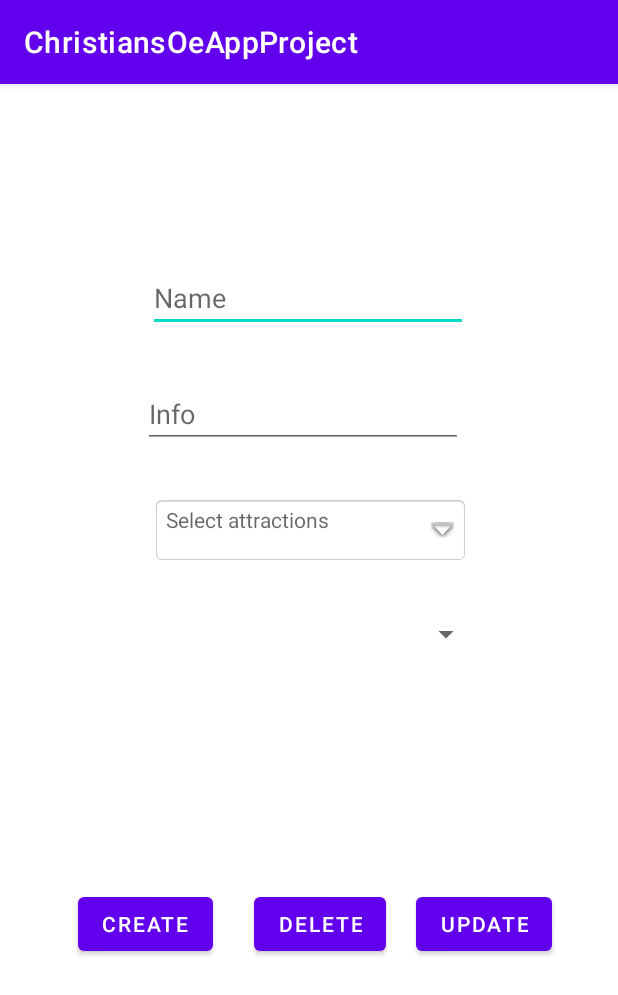
After one commit to maxmeldal/ChristiansOeAppProject, an Android app: the TripDetailActivity screen opened directly, with no data from a screen before it, on a phone screen of 412 x 824 dp. The commit adds this screen. Shown: the top 995 px of the screen. Run offline under Robolectric (Android 15) with nearby library versions, the phone set to English and light mode, and no system bars.

Commit message:
added stuff to trip

```diff
--- a/app/src/main/java/com/example/christiansoeappproject/model/Theme.java
+++ b/app/src/main/java/com/example/christiansoeappproject/model/Theme.java
@@ -3,5 +3,6 @@ package com.example.christiansoeappproject.model;
 public enum Theme {
     Nature,
     History,
-    War;
+    War,
+    None;
 }
--- a/app/src/main/java/com/example/christiansoeappproject/ui/admin/AdminActivity.java
+++ b/app/src/main/java/com/example/christiansoeappproject/ui/admin/AdminActivity.java
@@ -8,6 +8,7 @@ import android.view.View;
 
 import com.example.christiansoeappproject.R;
 import com.example.christiansoeappproject.ui.admin.attraction.AttractionsActivity;
+import com.example.christiansoeappproject.ui.admin.trip.TripsActivity;
 
 public class AdminActivity extends AppCompatActivity {
 
@@ -21,4 +22,9 @@ public class AdminActivity extends AppCompatActivity {
         Intent intent = new Intent(this, AttractionsActivity.class);
         startActivity(intent);
     }
+
+    public void tripsPressed(View view){
+        Intent intent = new Intent(this, TripsActivity.class);
+        startActivity(intent);
+    }
 }
--- /dev/null
+++ b/app/src/main/java/com/example/christiansoeappproject/ui/admin/trip/TripDetailActivity.java
@@ -0,0 +1,122 @@
+package com.example.christiansoeappproject.ui.admin.trip;
+
+import androidx.appcompat.app.AlertDialog;
+import androidx.appcompat.app.AppCompatActivity;
+
+import android.content.DialogInterface;
+import android.os.Bundle;
+import android.view.View;
+import android.widget.EditText;
+import android.widget.TextView;
+
+import com.example.christiansoeappproject.R;
+import com.example.christiansoeappproject.model.Attraction;
+import com.example.christiansoeappproject.model.Theme;
+import com.example.christiansoeappproject.model.Trip;
+import com.example.christiansoeappproject.service.AttractionService;
+import com.example.christiansoeappproject.ui.admin.attraction.AttractionAdapter;
+import com.example.christiansoeappproject.ui.admin.attraction.AttractionsActivity;
+
+import java.util.ArrayList;
+import java.util.Collection;
+import java.util.Collections;
+import java.util.List;
+
+public class TripDetailActivity extends AppCompatActivity {
+    private List<Attraction> attractions = new ArrayList<Attraction>();
+    private boolean[] selectedAttraction;
+    private ArrayList<Integer> dropdownList = new ArrayList<>();
+    //public static AttractionService service;
+    private TextView dropdown;
+    private Bundle extras;
+    private String id;
+    private EditText nameEditText;
+    private EditText infoEditText;
+
+
+    @Override
+    protected void onCreate(Bundle savedInstanceState) {
+        super.onCreate(savedInstanceState);
+        setContentView(R.layout.activity_trip_detail);
+        dropdown = findViewById(R.id.attractionsView);
+        nameEditText = findViewById(R.id.editTripName);
+        infoEditText = findViewById(R.id.editTripInfo);
+        fillAttractions();
+        extras = getIntent().getExtras();
+        if (extras!=null){
+            nameEditText.setText(extras.getString("name"));
+            infoEditText.setText(extras.getString("info"));
+            id = extras.getString("id");
+        }
+
+        String[] attractionsArr = new String[attractions.size()];
+        for (int i = 0; i < attractionsArr.length; i++) {
+            attractionsArr[i] = attractions.get(i).getName();
+        }
+        selectedAttraction = new boolean[attractionsArr.length];
+
+        dropdown.setOnClickListener(new View.OnClickListener() {
+            @Override
+            public void onClick(View view) {
+                AlertDialog.Builder builder = new AlertDialog.Builder(
+                        TripDetailActivity.this
+                );
+                builder.setTitle("Select attractions");
+                builder.setCancelable(false);
+                builder.setMultiChoiceItems(attractionsArr, selectedAttraction, new DialogInterface.OnMultiChoiceClickListener() {
+                    @Override
+                    public void onClick(DialogInterface dialog, int i, boolean isChecked) {
+                        if(isChecked){
+                           dropdownList.add(i);
+                        } else{
+                           dropdownList.remove(i);
+                        }
+                    }
+                });
+                builder.setPositiveButton("OK", new DialogInterface.OnClickListener() {
+                    @Override
+                    public void onClick(DialogInterface dialog, int i) {
+                        StringBuilder stringBuilder = new StringBuilder();
+
+                        for (int j = 0; j < dropdownList.size(); j++) {
+                             stringBuilder.append(attractionsArr[dropdownList.get(j)]);
+                             if(j != dropdownList.size() - 1){
+                                stringBuilder.append(", ");
+                             }
+                        }
+                        dropdown.setText(stringBuilder.toString());
+                    }
+                });
+                builder.setNegativeButton("Cancel", new DialogInterface.OnClickListener() {
+                    @Override
+                    public void onClick(DialogInterface dialog, int i) {
+                        dialog.dismiss();
+                    }
+                });
+                builder.show();
+            }
+
+        });
+    }
+
+    public void fillAttractions(){
+        attractions.add(new Attraction(0,0, "New Attraction"));
+        attractions.add(new Attraction(0,0, "New Attraction"));
+        attractions.add(new Attraction(0,0, "New Attraction"));
+        attractions.add(new Attraction(0,0, "New Attraction"));
+        attractions.add(new Attraction(0,0, "New Attraction"));
+    }
+
+    public void updatePressed(View view){
+        TripsActivity.service.update(new Trip(id, nameEditText.getText().toString(), infoEditText.getText().toString(), Theme.None, null));
+        TripsActivity.adapter.notifyDataSetChanged();
+        finish();
+    }
+
+    public void deletePressed(View view){
+        TripsActivity.service.delete(id);
+        TripsActivity.adapter.notifyDataSetChanged();
+        finish();
+    }
+
+}
--- /dev/null
+++ b/app/src/main/res/layout/activity_trip_detail.xml
@@ -0,0 +1,102 @@
+<?xml version="1.0" encoding="utf-8"?>
+<androidx.constraintlayout.widget.ConstraintLayout xmlns:android="http://schemas.android.com/apk/res/android"
+    xmlns:app="http://schemas.android.com/apk/res-auto"
+    xmlns:tools="http://schemas.android.com/tools"
+    android:layout_width="match_parent"
+    android:layout_height="match_parent"
+    tools:context=".ui.admin.trip.TripDetailActivity">
+
+    <EditText
+        android:id="@+id/editTripName"
+        android:layout_width="wrap_content"
+        android:layout_height="wrap_content"
+        android:layout_marginStart="100dp"
+        android:layout_marginTop="120dp"
+        android:layout_marginEnd="101dp"
+        android:ems="10"
+        android:hint="Name"
+        android:inputType="textPersonName"
+        app:layout_constraintEnd_toEndOf="parent"
+        app:layout_constraintStart_toStartOf="parent"
+        app:layout_constraintTop_toTopOf="parent" />
+
+    <EditText
+        android:id="@+id/editTripInfo"
+        android:layout_width="wrap_content"
+        android:layout_height="wrap_content"
+        android:layout_marginStart="98dp"
+        android:layout_marginTop="32dp"
+        android:layout_marginEnd="103dp"
+        android:ems="10"
+        android:hint="Info"
+        android:inputType="textPersonName"
+        app:layout_constraintEnd_toEndOf="parent"
+        app:layout_constraintHorizontal_bias="1.0"
+        app:layout_constraintStart_toStartOf="parent"
+        app:layout_constraintTop_toBottomOf="@+id/editTripName" />
+
+    <TextView
+        android:id="@+id/attractionsView"
+        android:layout_width="211dp"
+        android:layout_height="45dp"
+        android:layout_centerInParent="true"
+        android:layout_marginStart="101dp"
+        android:layout_marginTop="32dp"
+        android:layout_marginEnd="103dp"
+        android:background="@android:drawable/editbox_background"
+        android:drawableEnd="@android:drawable/arrow_down_float"
+        android:drawablePadding="16dp"
+        android:hint="Select attractions"
+        app:layout_constraintEnd_toEndOf="parent"
+        app:layout_constraintHorizontal_bias="0.0"
+        app:layout_constraintStart_toStartOf="parent"
+        app:layout_constraintTop_toBottomOf="@+id/editTripInfo" />
+
+    <Spinner
+        android:id="@+id/spinner"
+        android:layout_width="232dp"
+        android:layout_height="39dp"
+        android:layout_marginStart="101dp"
+        android:layout_marginTop="27dp"
+        android:layout_marginEnd="103dp"
+        android:spinnerMode="dropdown"
+        app:layout_constraintEnd_toEndOf="parent"
+        app:layout_constraintStart_toStartOf="parent"
+        app:layout_constraintTop_toBottomOf="@+id/attractionsView" />
+
+    <Button
+        android:id="@+id/createTripBtn2"
+        android:layout_width="wrap_content"
+        android:layout_height="wrap_content"
+        android:layout_marginStart="52dp"
+        android:layout_marginBottom="184dp"
+        android:text="Create"
+        app:layout_constraintBottom_toBottomOf="parent"
+        app:layout_constraintStart_toStartOf="parent" />
+
+    <Button
+        android:id="@+id/updateTripBtn"
+        android:layout_width="wrap_content"
+        android:layout_height="wrap_content"
+        android:layout_marginEnd="44dp"
+        android:layout_marginBottom="184dp"
+        android:onClick="updatePressed"
+        android:text="Update"
+        app:layout_constraintBottom_toBottomOf="parent"
+        app:layout_constraintEnd_toEndOf="parent" />
+
+    <Button
+        android:id="@+id/button"
+        android:layout_width="wrap_content"
+        android:layout_height="wrap_content"
+        android:layout_marginStart="18dp"
+        android:layout_marginEnd="20dp"
+        android:layout_marginBottom="184dp"
+        android:onClick="deletePressed"
+        android:text="delete"
+        app:layout_constraintBottom_toBottomOf="parent"
+        app:layout_constraintEnd_toStartOf="@+id/updateTripBtn"
+        app:layout_constraintHorizontal_bias="1.0"
+        app:layout_constraintStart_toEndOf="@+id/createTripBtn2" />
+
+</androidx.constraintlayout.widget.ConstraintLayout>
```
Also changed, not shown: app/src/main/AndroidManifest.xml (+9 -3 lines), app/src/main/java/com/example/christiansoeappproject/repository/TripRepository.java (+31 -0 lines), app/src/main/java/com/example/christiansoeappproject/service/TripService.java (+23 -1 lines), app/src/main/java/com/example/christiansoeappproject/ui/admin/trip/TripAdapter.java (added, +52 -0 lines), app/src/main/java/com/example/christiansoeappproject/ui/admin/trip/TripsActivity.java (added, +61 -0 lines), app/src/main/res/layout/activity_trips.xml (added, +32 -0 lines).
